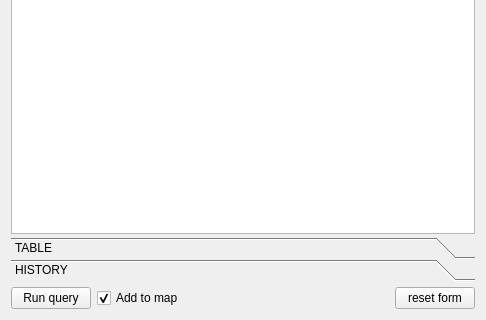
Old version of the form ui_postgisquerybuilder.ui in the repository enricofer/postgisQueryBuilder; both pictures show x 0 to 486 and y 476 to 796 of the 486 by 796 pixel window.
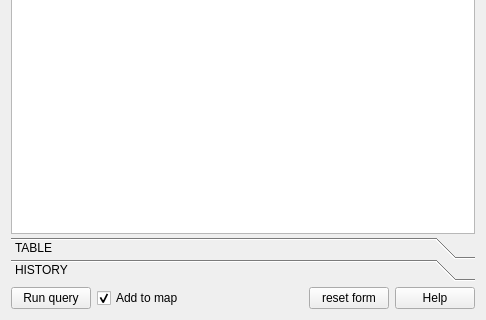
New version of the form. Custom widgets are drawn as their Qt base class.

The edit to the form file:
```diff
--- a/ui_postgisquerybuilder.ui
+++ b/ui_postgisquerybuilder.ui
@@ -1197,6 +1197,19 @@
        </property>
       </widget>
      </item>
+     <item>
+      <widget class="QPushButton" name="HelpLink">
+       <property name="maximumSize">
+        <size>
+         <width>100</width>
+         <height>16777215</height>
+        </size>
+       </property>
+       <property name="text">
+        <string>Help</string>
+       </property>
+      </widget>
+     </item>
     </layout>
    </item>
   </layout>
```
